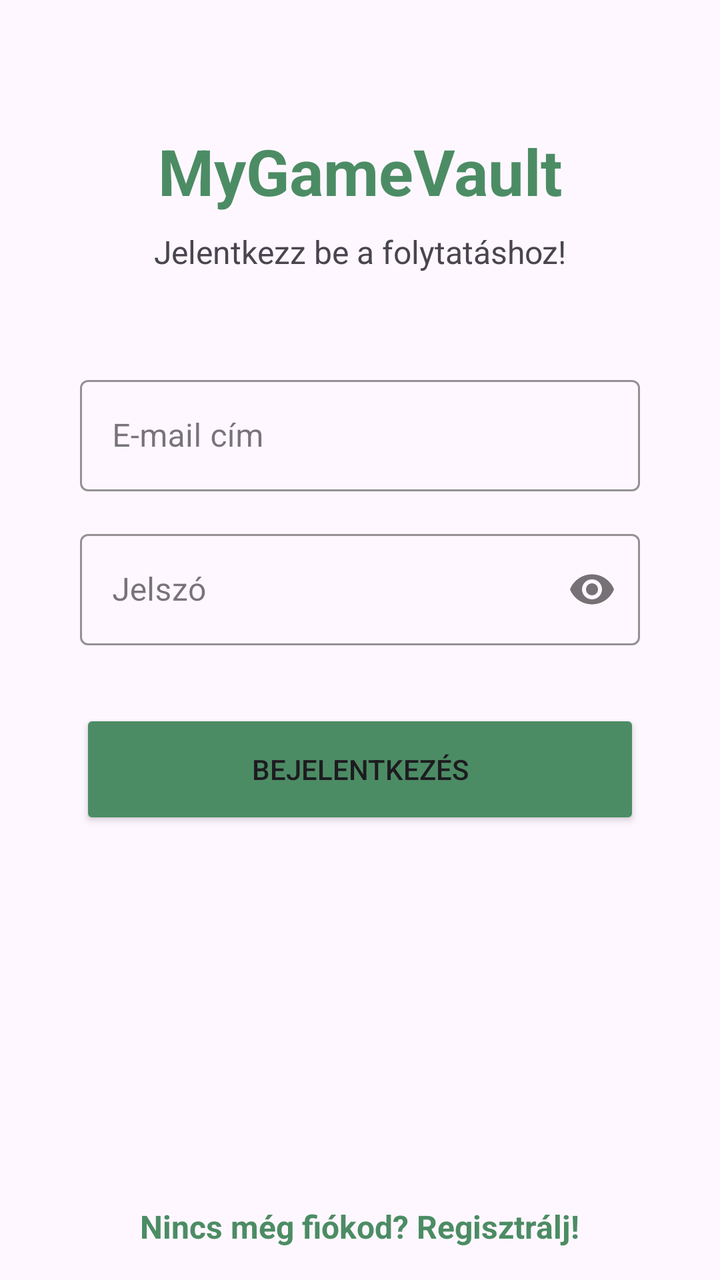
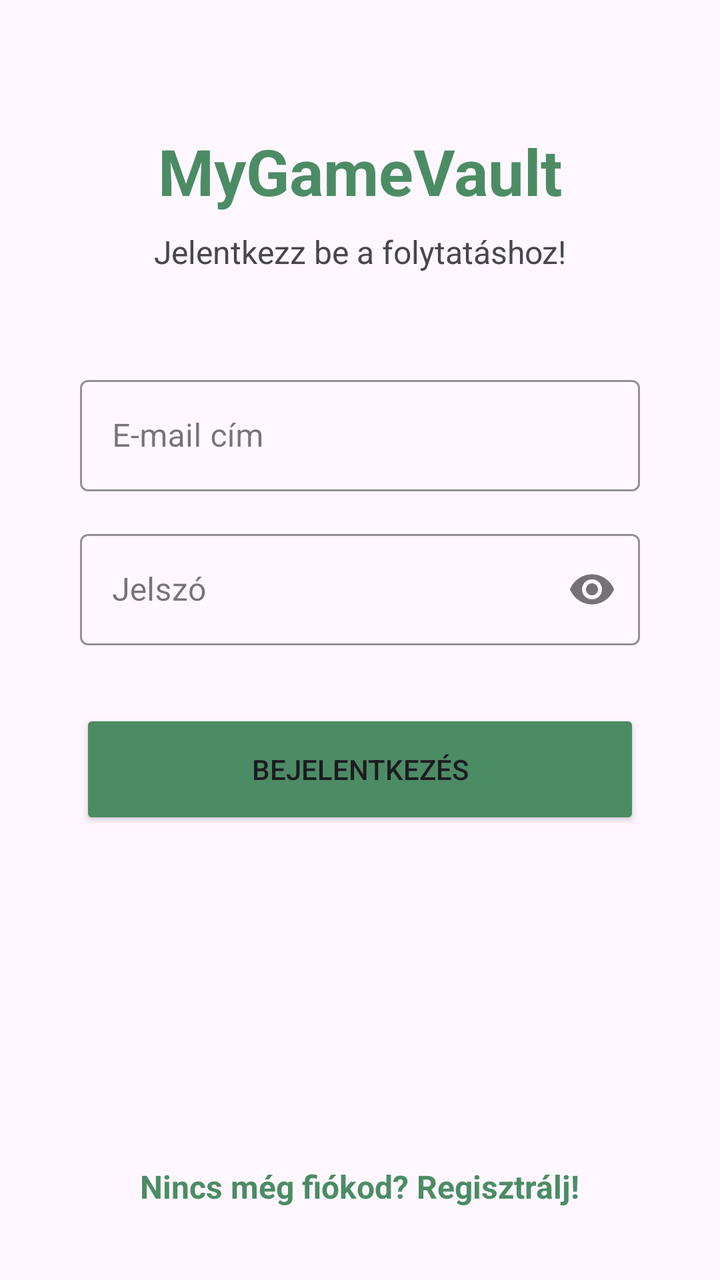

The first picture is an Android layout as it rendered before a commit; the second is the same layout after the commit. The layout source and the unified diff follow.
<!-- AndroidManifest.xml: application theme Theme.MyGameVault -->
<!-- res/layout/fragment_login.xml -->
<?xml version="1.0" encoding="utf-8"?>
<androidx.constraintlayout.widget.ConstraintLayout xmlns:android="http://schemas.android.com/apk/res/android"
    xmlns:app="http://schemas.android.com/apk/res-auto"
    xmlns:tools="http://schemas.android.com/tools"
    android:id="@+id/clLogin"
    android:layout_width="match_parent"
    android:layout_height="match_parent"
    tools:context=".Fragments.LoginFragment">

    <TextView
        android:id="@+id/tvTitleApplicationName"
        android:layout_width="wrap_content"
        android:layout_height="wrap_content"
        android:layout_marginTop="64dp"
        android:text="@string/app_name"
        android:textSize="32sp"
        android:textStyle="bold"
        android:textColor="@color/green"
        app:layout_constraintEnd_toEndOf="parent"
        app:layout_constraintStart_toStartOf="parent"
        app:layout_constraintTop_toTopOf="parent" />

    <TextView
        android:id="@+id/tvTitleLogin"
        android:layout_width="wrap_content"
        android:layout_height="wrap_content"
        android:layout_marginTop="8dp"
        android:text="@string/title_login"
        android:textSize="16sp"
        app:layout_constraintEnd_toEndOf="parent"
        app:layout_constraintStart_toStartOf="parent"
        app:layout_constraintTop_toBottomOf="@+id/tvTitleApplicationName" />

    <com.google.android.material.textfield.TextInputLayout
        android:id="@+id/tilLoginEmail"
        style="@style/Widget.MaterialComponents.TextInputLayout.OutlinedBox"
        android:layout_width="0dp"
        android:layout_height="wrap_content"
        android:layout_marginStart="40dp"
        android:layout_marginTop="48dp"
        android:layout_marginEnd="40dp"
        android:hint="@string/email"
        app:boxStrokeColor="@color/green"
        app:hintTextColor="@color/green"
        app:layout_constraintEnd_toEndOf="parent"
        app:layout_constraintStart_toStartOf="parent"
        app:layout_constraintTop_toBottomOf="@+id/tvTitleLogin">

        <com.google.android.material.textfield.TextInputEditText
            android:id="@+id/etLoginEmail"
            android:layout_width="match_parent"
            android:layout_height="wrap_content"
            android:inputType="textEmailAddress" />
    </com.google.android.material.textfield.TextInputLayout>

    <com.google.android.material.textfield.TextInputLayout
        android:id="@+id/tilLoginPassword"
        style="@style/Widget.MaterialComponents.TextInputLayout.OutlinedBox"
        android:layout_width="0dp"
        android:layout_height="wrap_content"
        android:layout_marginStart="40dp"
        android:layout_marginTop="16dp"
        android:layout_marginEnd="40dp"
        android:hint="@string/password"
        app:boxStrokeColor="@color/green"
        app:hintTextColor="@color/green"
        app:passwordToggleEnabled="true"
        app:layout_constraintEnd_toEndOf="parent"
        app:layout_constraintStart_toStartOf="parent"
        app:layout_constraintTop_toBottomOf="@+id/tilLoginEmail">

        <com.google.android.material.textfield.TextInputEditText
            android:id="@+id/etLoginPassword"
            android:layout_width="match_parent"
            android:layout_height="wrap_content"
            android:inputType="textPassword" />
    </com.google.android.material.textfield.TextInputLayout>

    <Button
        android:id="@+id/btnLogin"
        android:layout_width="0dp"
        android:layout_height="60dp"
        android:layout_marginTop="32dp"
        android:layout_marginStart="40dp"
        android:layout_marginEnd="40dp"
        android:text="@string/login"
        android:backgroundTint="@color/green"
        app:layout_constraintEnd_toEndOf="parent"
        app:layout_constraintStart_toStartOf="parent"
        app:layout_constraintTop_toBottomOf="@+id/tilLoginPassword" />

    <TextView
        android:id="@+id/tvRegister"
        android:layout_width="wrap_content"
        android:layout_height="wrap_content"
        android:text="@string/login_to_register"
        android:textColor="@color/green"
        android:textSize="16sp"
        android:textStyle="bold"
        android:padding="16dp"
        app:layout_constraintBottom_toBottomOf="parent"
        app:layout_constraintEnd_toEndOf="parent"
        app:layout_constraintStart_toStartOf="parent" />

</androidx.constraintlayout.widget.ConstraintLayout>
<!-- resources referenced by this layout -->
<resources>
  <color name="green">#4C8C64</color>
  <string name="app_name">MyGameVault</string>
  <string name="email">E-mail cím</string>
  <string name="login">Bejelentkezés</string>
  <string name="login_to_register">Nincs még fiókod? Regisztrálj!</string>
  <string name="password">Jelszó</string>
  <string name="title_login">Jelentkezz be a folytatáshoz!</string>
  <style name="Theme.MyGameVault" parent="Base.Theme.MyGameVault" />
  <style name="Base.Theme.MyGameVault" parent="Theme.Material3.DayNight.NoActionBar">
          
          
      </style>
</resources>

<!-- the commit's change to res/layout/fragment_login.xml (unified diff, before → after) -->
@@ -93,11 +93,12 @@
         android:id="@+id/tvRegister"
         android:layout_width="wrap_content"
         android:layout_height="wrap_content"
+        android:layout_marginBottom="20dp"
+        android:padding="16dp"
         android:text="@string/login_to_register"
         android:textColor="@color/green"
         android:textSize="16sp"
         android:textStyle="bold"
-        android:padding="16dp"
         app:layout_constraintBottom_toBottomOf="parent"
         app:layout_constraintEnd_toEndOf="parent"
         app:layout_constraintStart_toStartOf="parent" />
